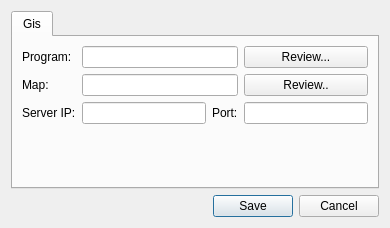
First picture: the form in settingsdialog.ui, repository testprojects/myClient, before the edit.
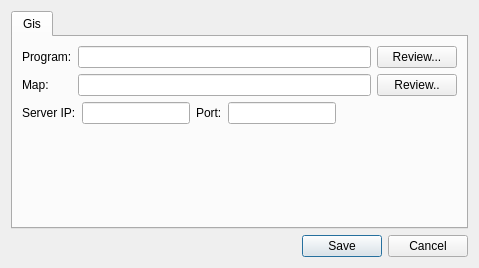
Second picture: the form after the edit.

What changed in the file:
```diff
--- a/settingsdialog.ui
+++ b/settingsdialog.ui
@@ -6,8 +6,8 @@
    <rect>
     <x>0</x>
     <y>0</y>
-    <width>390</width>
-    <height>228</height>
+    <width>479</width>
+    <height>268</height>
    </rect>
   </property>
   <property name="windowTitle">
@@ -19,6 +19,9 @@
      <property name="text">
       <string>Save</string>
      </property>
+     <property name="default">
+      <bool>true</bool>
+     </property>
     </widget>
    </item>
    <item row="1" column="0">
@@ -39,6 +42,9 @@
      <property name="text">
       <string>Cancel</string>
      </property>
+     <property name="autoDefault">
+      <bool>false</bool>
+     </property>
     </widget>
    </item>
    <item row="0" column="0" colspan="3">
@@ -53,14 +59,9 @@
       <attribute name="title">
        <string>Gis</string>
       </attribute>
+      <layout class="QGridLayout" name="gridLayout_3">
+       <item row="0" column="0">
       <layout class="QGridLayout" name="gridLayout">
-       <item row="1" column="0">
-        <widget class="QLabel" name="label_2">
-         <property name="text">
-          <string>Map:</string>
-         </property>
-        </widget>
-       </item>
        <item row="0" column="0">
         <widget class="QLabel" name="label">
          <property name="text">
@@ -71,21 +72,110 @@
          </property>
         </widget>
        </item>
-       <item row="2" column="0">
+         <item row="0" column="1">
+          <widget class="QLineEdit" name="pathToProgramLineEdit">
+           <property name="readOnly">
+            <bool>true</bool>
+           </property>
+          </widget>
+         </item>
+         <item row="0" column="2">
+          <widget class="QPushButton" name="reviewProgramButton">
+           <property name="text">
+            <string>Review...</string>
+           </property>
+           <property name="autoDefault">
+            <bool>false</bool>
+           </property>
+          </widget>
+         </item>
+         <item row="1" column="0">
+          <widget class="QLabel" name="label_2">
+           <property name="text">
+            <string>Map:</string>
+           </property>
+          </widget>
+         </item>
+         <item row="1" column="1">
+          <widget class="QLineEdit" name="pathToMapLineEdit">
+           <property name="readOnly">
+            <bool>true</bool>
+           </property>
+          </widget>
+         </item>
+         <item row="1" column="2">
+          <widget class="QPushButton" name="reviewMapButton">
+           <property name="text">
+            <string>Review..</string>
+           </property>
+           <property name="autoDefault">
+            <bool>false</bool>
+           </property>
+          </widget>
+         </item>
+        </layout>
+       </item>
+       <item row="1" column="0">
+        <layout class="QHBoxLayout" name="horizontalLayout">
+         <item>
         <widget class="QLabel" name="label_3">
          <property name="text">
           <string>Server IP:</string>
          </property>
         </widget>
        </item>
-       <item row="2" column="2">
+         <item>
+          <widget class="QLineEdit" name="serverIPLineEdit">
+           <property name="sizePolicy">
+            <sizepolicy hsizetype="Preferred" vsizetype="Fixed">
+             <horstretch>0</horstretch>
+             <verstretch>0</verstretch>
+            </sizepolicy>
+           </property>
+           <property name="alignment">
+            <set>Qt::AlignCenter</set>
+           </property>
+          </widget>
+         </item>
+         <item>
         <widget class="QLabel" name="label_4">
          <property name="text">
           <string>Port:</string>
          </property>
         </widget>
        </item>
-       <item row="3" column="1">
+         <item>
+          <widget class="QLineEdit" name="serverPortLineEdit">
+           <property name="sizePolicy">
+            <sizepolicy hsizetype="Preferred" vsizetype="Fixed">
+             <horstretch>0</horstretch>
+             <verstretch>0</verstretch>
+            </sizepolicy>
+           </property>
+           <property name="alignment">
+            <set>Qt::AlignCenter</set>
+           </property>
+          </widget>
+         </item>
+         <item>
+          <spacer name="horizontalSpacer_2">
+           <property name="orientation">
+            <enum>Qt::Horizontal</enum>
+           </property>
+           <property name="sizeType">
+            <enum>QSizePolicy::Expanding</enum>
+           </property>
+           <property name="sizeHint" stdset="0">
+            <size>
+             <width>40</width>
+             <height>20</height>
+            </size>
+           </property>
+          </spacer>
+         </item>
+        </layout>
+       </item>
+       <item row="2" column="0">
         <spacer name="verticalSpacer">
          <property name="orientation">
           <enum>Qt::Vertical</enum>
@@ -98,40 +188,6 @@
          </property>
         </spacer>
        </item>
-       <item row="2" column="1">
-        <widget class="QLineEdit" name="serverIPLineEdit"/>
-       </item>
-       <item row="2" column="3">
-        <widget class="QLineEdit" name="serverPortLineEdit"/>
-       </item>
-       <item row="0" column="3">
-        <widget class="QPushButton" name="reviewProgramButton">
-         <property name="text">
-          <string>Review...</string>
-         </property>
-        </widget>
-       </item>
-       <item row="1" column="3">
-        <widget class="QPushButton" name="reviewMapButton">
-         <property name="text">
-          <string>Review..</string>
-         </property>
-        </widget>
-       </item>
-       <item row="0" column="1" colspan="2">
-        <widget class="QLineEdit" name="pathToProgramLineEdit">
-         <property name="readOnly">
-          <bool>true</bool>
-         </property>
-        </widget>
-       </item>
-       <item row="1" column="1" colspan="2">
-        <widget class="QLineEdit" name="pathToMapLineEdit">
-         <property name="readOnly">
-          <bool>true</bool>
-         </property>
-        </widget>
-       </item>
       </layout>
      </widget>
     </widget>
```
Left out of the diff: 11 changed lines with no effect on the pictures. Lines whose indentation alone changed are shown as unchanged.
